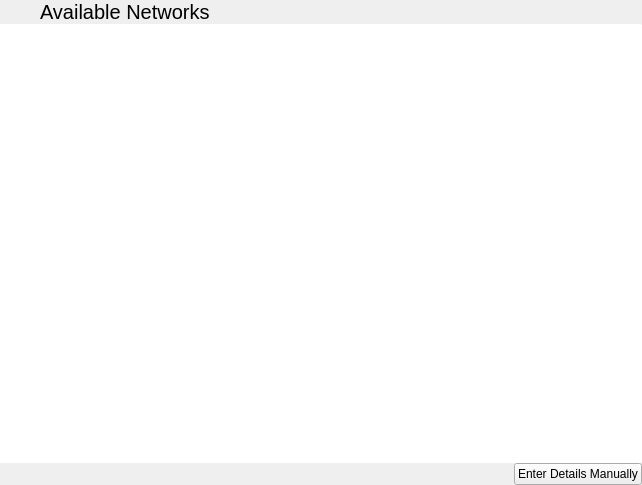
Before: the Qt Designer form shell/networkmanager/networkwidget.ui in vicr123/theshell, drawn with Qt 5.
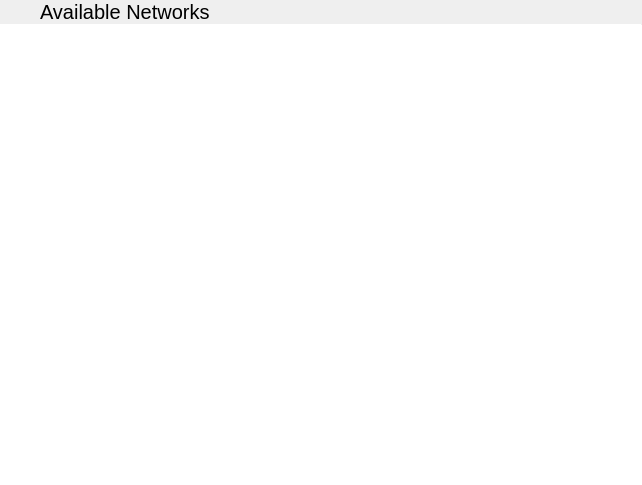
After: the same form once the commit is applied. The open tabs and pages were chosen to show the change. Icons and pictures are not drawn. Custom widgets are drawn as their Qt base class.

```diff
--- a/shell/networkmanager/networkwidget.ui
+++ b/shell/networkmanager/networkwidget.ui
@@ -364,69 +364,51 @@
            </property>
           </widget>
          </item>
-        </layout>
-       </item>
-       <item>
-        <widget class="Line" name="line_4">
-         <property name="maximumSize">
-          <size>
-           <width>16777215</width>
-           <height>1</height>
-          </size>
-         </property>
-         <property name="orientation">
-          <enum>Qt::Horizontal</enum>
-         </property>
-        </widget>
-       </item>
-       <item>
-        <widget class="QListView" name="AvailableNetworksList">
-         <property name="frameShape">
-          <enum>QFrame::NoFrame</enum>
-         </property>
-        </widget>
-       </item>
-       <item>
-        <widget class="Line" name="line_5">
-         <property name="maximumSize">
-          <size>
-           <width>16777215</width>
-           <height>1</height>
-          </size>
-         </property>
-         <property name="orientation">
-          <enum>Qt::Horizontal</enum>
-         </property>
-        </widget>
-       </item>
-       <item>
-        <layout class="QHBoxLayout" name="horizontalLayout">
-         <item>
-          <spacer name="horizontalSpacer">
-           <property name="orientation">
-            <enum>Qt::Horizontal</enum>
-           </property>
-           <property name="sizeHint" stdset="0">
-            <size>
-             <width>40</width>
-             <height>20</height>
-            </size>
-           </property>
-          </spacer>
-         </item>
          <item>
           <widget class="QPushButton" name="networksManualButton">
-           <property name="text">
+           <property name="sizePolicy">
+            <sizepolicy hsizetype="Preferred" vsizetype="Preferred">
+             <horstretch>0</horstretch>
+             <verstretch>0</verstretch>
+            </sizepolicy>
+           </property>
+           <property name="toolTip">
             <string>Enter Details Manually</string>
            </property>
+           <property name="text">
+            <string/>
+           </property>
            <property name="icon">
             <iconset theme="edit-rename">
              <normaloff>.</normaloff>.</iconset>
            </property>
+           <property name="flat">
+            <bool>true</bool>
+           </property>
           </widget>
          </item>
         </layout>
        </item>
+       <item>
+        <widget class="Line" name="line_4">
+         <property name="maximumSize">
+          <size>
+           <width>16777215</width>
+           <height>1</height>
+          </size>
+         </property>
+         <property name="orientation">
+          <enum>Qt::Horizontal</enum>
+         </property>
+        </widget>
+       </item>
+       <item>
+        <widget class="QListView" name="AvailableNetworksList">
+         <property name="frameShape">
+          <enum>QFrame::NoFrame</enum>
+         </property>
+        </widget>
+       </item>
       </layout>
      </widget>
      <widget class="QWidget" name="securityPage">
```
Left out of the diff: 2 changed lines with no effect on the pictures.
